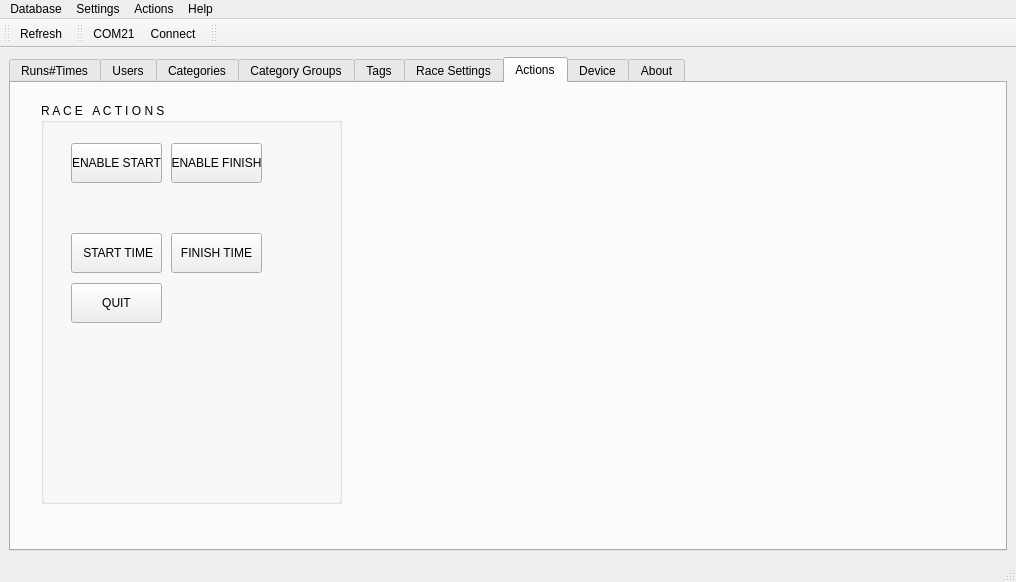
Before: the Qt Designer form Aplikace_1_0/Qt_designer/ewitis_qt_template_v1_xx.ui in meloun/ew_aplikace, drawn with Qt 5.
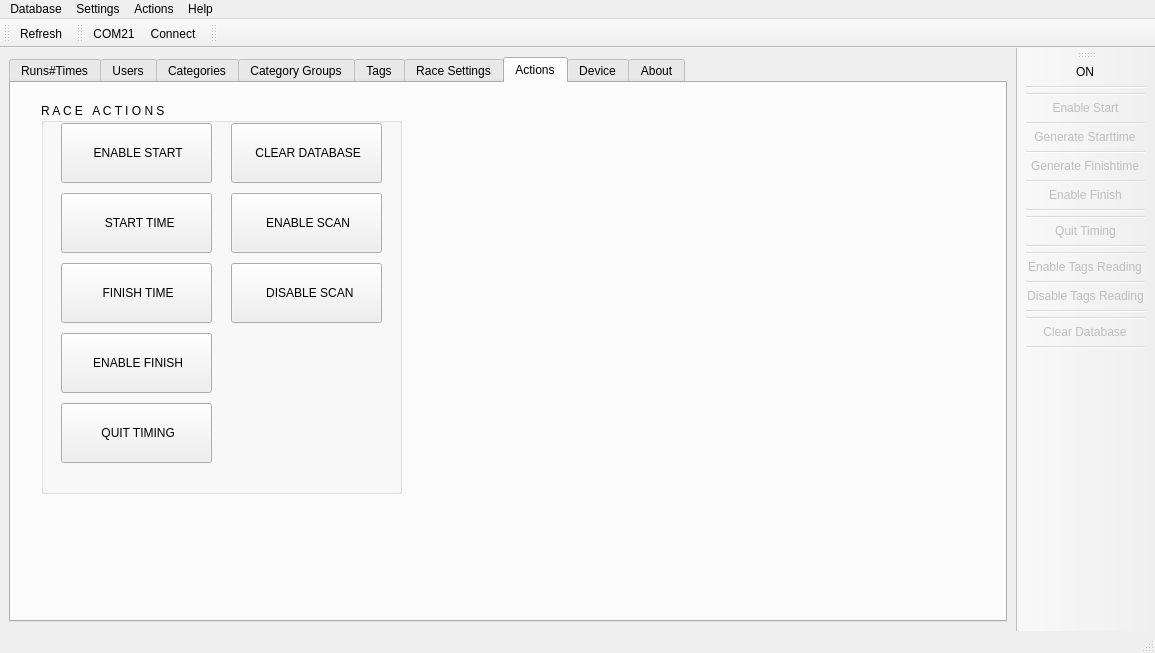
After: the same form once the commit is applied. The open tabs and pages were chosen to show the change. Icons and pictures are not drawn.

What changed in the file:
```diff
--- a/Aplikace_1_0/Qt_designer/ewitis_qt_template_v1_xx.ui
+++ b/Aplikace_1_0/Qt_designer/ewitis_qt_template_v1_xx.ui
@@ -6,8 +6,8 @@
    <rect>
     <x>0</x>
     <y>0</y>
-    <width>1012</width>
-    <height>582</height>
+    <width>1116</width>
+    <height>653</height>
    </rect>
   </property>
   <property name="windowTitle">
@@ -2094,8 +2094,8 @@
          <rect>
           <x>30</x>
           <y>20</y>
-          <width>301</width>
-          <height>401</height>
+          <width>361</width>
+          <height>391</height>
          </rect>
         </property>
         <property name="autoFillBackground">
@@ -2107,14 +2107,24 @@
         <widget class="QPushButton" name="pushQuitTiming">
          <property name="geometry">
           <rect>
-           <x>30</x>
-           <y>180</y>
-           <width>91</width>
-           <height>40</height>
+           <x>20</x>
+           <y>300</y>
+           <width>151</width>
+           <height>60</height>
           </rect>
          </property>
          <property name="text">
-          <string>QUIT</string>
+          <string> QUIT TIMING</string>
+         </property>
+         <property name="icon">
+          <iconset>
+           <normaloff>gui/icons/actions_quit_timing.png</normaloff>gui/icons/actions_quit_timing.png</iconset>
+         </property>
+         <property name="iconSize">
+          <size>
+           <width>48</width>
+           <height>48</height>
+          </size>
          </property>
          <property name="shortcut">
           <string>Alt+Q</string>
@@ -2123,30 +2133,56 @@
         <widget class="QPushButton" name="pushGenerateStarttime">
          <property name="geometry">
           <rect>
-           <x>30</x>
-           <y>130</y>
-           <width>91</width>
-           <height>40</height>
+           <x>20</x>
+           <y>90</y>
+           <width>151</width>
+           <height>60</height>
           </rect>
          </property>
+         <property name="layoutDirection">
+          <enum>Qt::LeftToRight</enum>
+         </property>
          <property name="text">
-          <string> START TIME</string>
+          <string>  START TIME</string>
+         </property>
+         <property name="icon">
+          <iconset>
+           <normaloff>gui/icons/actions_generate_starttime.png</normaloff>gui/icons/actions_generate_starttime.png</iconset>
+         </property>
+         <property name="iconSize">
+          <size>
+           <width>48</width>
+           <height>48</height>
+          </size>
          </property>
          <property name="shortcut">
           <string>Alt+S</string>
          </property>
+         <property name="flat">
+          <bool>false</bool>
+         </property>
         </widget>
         <widget class="QPushButton" name="pushGenerateStoptime">
          <property name="geometry">
           <rect>
-           <x>130</x>
-           <y>130</y>
-           <width>91</width>
-           <height>40</height>
+           <x>20</x>
+           <y>160</y>
+           <width>151</width>
+           <height>60</height>
           </rect>
          </property>
          <property name="text">
-          <string>FINISH TIME</string>
+          <string> FINISH TIME</string>
+         </property>
+         <property name="icon">
+          <iconset>
+           <normaloff>gui/icons/actions_generate_finishtime.png</normaloff>gui/icons/actions_generate_finishtime.png</iconset>
+         </property>
+         <property name="iconSize">
+          <size>
+           <width>48</width>
+           <height>48</height>
+          </size>
          </property>
          <property name="shortcut">
           <string>Alt+F</string>
@@ -2155,14 +2191,24 @@
         <widget class="QPushButton" name="pushEnableStartcell">
          <property name="geometry">
           <rect>
-           <x>30</x>
-           <y>40</y>
-           <width>91</width>
-           <height>40</height>
+           <x>20</x>
+           <y>20</y>
+           <width>151</width>
+           <height>60</height>
           </rect>
          </property>
          <property name="text">
-          <string>ENABLE START</string>
+          <string> ENABLE START</string>
+         </property>
+         <property name="icon">
+          <iconset>
+           <normaloff>gui/icons/actions_enable_start.png</normaloff>gui/icons/actions_enable_start.png</iconset>
+         </property>
+         <property name="iconSize">
+          <size>
+           <width>48</width>
+           <height>48</height>
+          </size>
          </property>
          <property name="shortcut">
           <string>Alt+E</string>
@@ -2171,19 +2217,107 @@
         <widget class="QPushButton" name="pushEnableFinishcell">
          <property name="geometry">
           <rect>
-           <x>130</x>
-           <y>40</y>
-           <width>91</width>
-           <height>40</height>
+           <x>20</x>
+           <y>230</y>
+           <width>151</width>
+           <height>60</height>
           </rect>
          </property>
          <property name="text">
-          <string>ENABLE FINISH</string>
+          <string> ENABLE FINISH</string>
+         </property>
+         <property name="icon">
+          <iconset>
+           <normaloff>gui/icons/actions_enable_finish.png</normaloff>gui/icons/actions_enable_finish.png</iconset>
+         </property>
+         <property name="iconSize">
+          <size>
+           <width>48</width>
+           <height>48</height>
+          </size>
          </property>
          <property name="shortcut">
           <string>Alt+X</string>
          </property>
         </widget>
+        <widget class="QPushButton" name="pushClearDatabase">
+         <property name="geometry">
+          <rect>
+           <x>190</x>
+           <y>20</y>
+           <width>151</width>
+           <height>60</height>
+          </rect>
+         </property>
+         <property name="text">
+          <string> CLEAR DATABASE</string>
+         </property>
+         <property name="icon">
+          <iconset>
+           <normaloff>gui/icons/actions_erase_database.png</normaloff>gui/icons/actions_erase_database.png</iconset>
+         </property>
+         <property name="iconSize">
+          <size>
+           <width>48</width>
+           <height>48</height>
+          </size>
+         </property>
+         <property name="shortcut">
+          <string>Alt+Q</string>
+         </property>
+        </widget>
+        <widget class="QPushButton" name="pushEnableScanTags">
+         <property name="geometry">
+          <rect>
+           <x>190</x>
+           <y>90</y>
+           <width>151</width>
+           <height>60</height>
+          </rect>
+         </property>
+         <property name="text">
+          <string> ENABLE SCAN</string>
+         </property>
+         <property name="icon">
+          <iconset>
+           <normaloff>gui/icons/actions_enable_scan_tags.png</normaloff>gui/icons/actions_enable_scan_tags.png</iconset>
+         </property>
+         <property name="iconSize">
+          <size>
+           <width>48</width>
+           <height>48</height>
+          </size>
+         </property>
+         <property name="shortcut">
+          <string>Alt+Q</string>
+         </property>
+        </widget>
+        <widget class="QPushButton" name="pushDisableScanTags">
+         <property name="geometry">
+          <rect>
+           <x>190</x>
+           <y>160</y>
+           <width>151</width>
+           <height>60</height>
+          </rect>
+         </property>
+         <property name="text">
+          <string>  DISABLE SCAN</string>
+         </property>
+         <property name="icon">
+          <iconset>
+           <normaloff>gui/icons/actions_disable_scan_tags.png</normaloff>gui/icons/actions_disable_scan_tags.png</iconset>
+         </property>
+         <property name="iconSize">
+          <size>
+           <width>48</width>
+           <height>48</height>
+          </size>
+         </property>
+         <property name="shortcut">
+          <string>Alt+Q</string>
+         </property>
+        </widget>
        </widget>
       </widget>
       <widget class="QWidget" name="tabTerminal">
@@ -3310,7 +3444,7 @@
     <rect>
      <x>0</x>
      <y>0</y>
-     <width>1012</width>
+     <width>1116</width>
      <height>21</height>
     </rect>
    </property>
@@ -3386,6 +3520,51 @@
     <bool>false</bool>
    </attribute>
   </widget>
+  <widget class="QToolBar" name="toolBar_2">
+   <property name="enabled">
+    <bool>true</bool>
+   </property>
+   <property name="windowTitle">
+    <string>toolBar_2</string>
+   </property>
+   <property name="toolTip">
+    <string>Actions toolbar</string>
+   </property>
+   <property name="iconSize">
+    <size>
+     <width>48</width>
+     <height>48</height>
+    </size>
+   </property>
+   <attribute name="toolBarArea">
+    <enum>RightToolBarArea</enum>
+   </attribute>
+   <attribute name="toolBarBreak">
+    <bool>false</bool>
+   </attribute>
+   <addaction name="aActionsEnable"/>
+   <addaction name="separator"/>
+   <addaction name="separator"/>
+   <addaction name="aEnableStart"/>
+   <addaction name="separator"/>
+   <addaction name="aGenerateStarttime"/>
+   <addaction name="separator"/>
+   <addaction name="aGenerateFinishtime"/>
+   <addaction name="separator"/>
+   <addaction name="aEnableFinish"/>
+   <addaction name="separator"/>
+   <addaction name="separator"/>
+   <addaction name="aQuitTiming"/>
+   <addaction name="separator"/>
+   <addaction name="separator"/>
+   <addaction name="aEnableTagsReading"/>
+   <addaction name="separator"/>
+   <addaction name="aDisableTagsReading"/>
+   <addaction name="separator"/>
+   <addaction name="separator"/>
+   <addaction name="aClearDatabase"/>
+   <addaction name="separator"/>
+  </widget>
   <action name="actionLoad">
    <property name="text">
     <string>Load</string>
@@ -3454,6 +3633,156 @@
     <string>F11</string>
    </property>
   </action>
+  <action name="aActionsEnable">
+   <property name="checkable">
+    <bool>true</bool>
+   </property>
+   <property name="icon">
+    <iconset>
+     <normaloff>gui/icons/actions_on.png</normaloff>gui/icons/actions_on.png</iconset>
+   </property>
+   <property name="text">
+    <string>ON</string>
+   </property>
+   <property name="toolTip">
+    <string>Enable Actions</string>
+   </property>
+  </action>
+  <action name="aEnableStart">
+   <property name="enabled">
+    <bool>false</bool>
+   </property>
+   <property name="icon">
+    <iconset>
+     <normaloff>gui/icons/actions_enable_start.png</normaloff>gui/icons/actions_enable_start.png</iconset>
+   </property>
+   <property name="text">
+    <string>Enable Start</string>
+   </property>
+   <property name="toolTip">
+    <string>Enable Start</string>
+   </property>
+   <property name="shortcut">
+    <string>Alt+E</string>
+   </property>
+  </action>
+  <action name="aGenerateStarttime">
+   <property name="enabled">
+    <bool>false</bool>
+   </property>
+   <property name="icon">
+    <iconset>
+     <normaloff>gui/icons/actions_generate_starttime.png</normaloff>gui/icons/actions_generate_starttime.png</iconset>
+   </property>
+   <property name="text">
+    <string>Generate Starttime</string>
+   </property>
+   <property name="toolTip">
+    <string>Generate Starttime</string>
+   </property>
+   <property name="shortcut">
+    <string>Alt+S</string>
+   </property>
+  </action>
+  <action name="aGenerateFinishtime">
+   <property name="enabled">
+    <bool>false</bool>
+   </property>
+   <property name="icon">
+    <iconset>
+     <normaloff>gui/icons/actions_generate_finishtime.png</normaloff>gui/icons/actions_generate_finishtime.png</iconset>
+   </property>
+   <property name="text">
+    <string>Generate Finishtime</string>
+   </property>
+   <property name="toolTip">
+    <string>Generate Finishtime</string>
+   </property>
+   <property name="shortcut">
+    <string>Alt+F</string>
+   </property>
+  </action>
+  <action name="aQuitTiming">
+   <property name="enabled">
+    <bool>false</bool>
+   </property>
+   <property name="icon">
+    <iconset>
+     <normaloff>gui/icons/actions_quit_timing.png</normaloff>gui/icons/actions_quit_timing.png</iconset>
+   </property>
+   <property name="text">
+    <string>Quit Timing</string>
+   </property>
+   <property name="toolTip">
+    <string>Quit Timing</string>
+   </property>
+   <property name="shortcut">
+    <string>Alt+Q</string>
+   </property>
+  </action>
+  <action name="aEnableFinish">
+   <property name="enabled">
+    <bool>false</bool>
+   </property>
+   <property name="icon">
+    <iconset>
+     <normaloff>gui/icons/actions_enable_finish.png</normaloff>gui/icons/actions_enable_finish.png</iconset>
+   </property>
+   <property name="text">
+    <string>Enable Finish</string>
+   </property>
+   <property name="toolTip">
+    <string>Enable Finish</string>
+   </property>
+   <property name="shortcut">
+    <string>Alt+X</string>
+   </property>
+  </action>
+  <action name="aEnableTagsReading">
+   <property name="enabled">
+    <bool>false</bool>
+   </property>
+   <property name="icon">
+    <iconset>
+     <normaloff>gui/icons/actions_enable_scan_tags.png</normaloff>gui/icons/actions_enable_scan_tags.png</iconset>
+   </property>
+   <property name="text">
+    <string>Enable Tags Reading</string>
+   </property>
+   <property name="toolTip">
+    <string>Enable Tags Reading</string>
+   </property>
+  </action>
+  <action name="aDisableTagsReading">
+   <property name="enabled">
+    <bool>false</bool>
+   </property>
+   <property name="icon">
+    <iconset>
+     <normaloff>gui/icons/actions_disable_scan_tags.png</normaloff>gui/icons/actions_disable_scan_tags.png</iconset>
+   </property>
+   <property name="text">
+    <string>Disable Tags Reading</string>
+   </property>
+   <property name="toolTip">
+    <string>Disable Tags Reading</string>
+   </property>
+  </action>
+  <action name="aClearDatabase">
+   <property name="enabled">
+    <bool>false</bool>
+   </property>
+   <property name="icon">
+    <iconset>
+     <normaloff>gui/icons/actions_erase_database.png</normaloff>gui/icons/actions_erase_database.png</iconset>
+   </property>
+   <property name="text">
+    <string>Clear Database</string>
+   </property>
+   <property name="toolTip">
+    <string>Clear Database</string>
+   </property>
+  </action>
  </widget>
  <resources/>
  <connections/>
```
Left out of the diff: 160 changed lines with no effect on the pictures.
